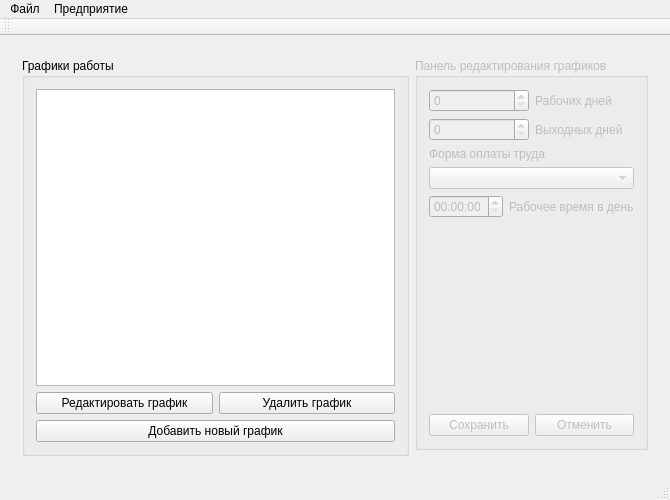
This is SalaryCount/SalaryCount/salarycount.ui in artemkurylev/mdkp as Qt 5 draws it before an edit. The edited form follows.
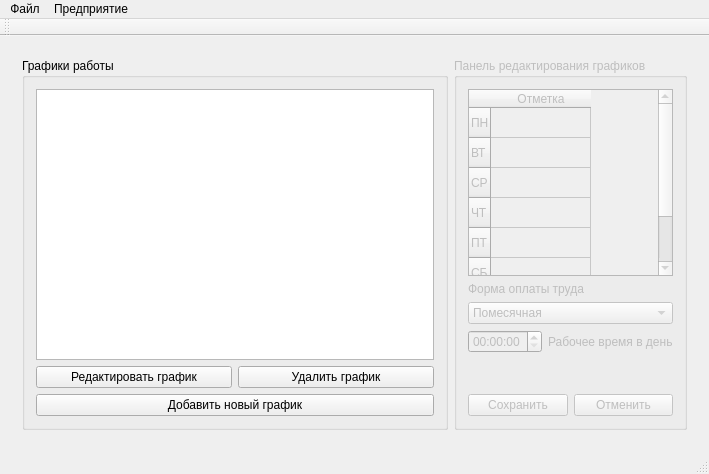
This is the edited form. The open tabs and pages were chosen to show the change.

Commit message: Исправлены названия кнопок для редактирования и удаления графиков на странице графиков

Patch:
```diff
--- a/SalaryCount/SalaryCount/salarycount.ui
+++ b/SalaryCount/SalaryCount/salarycount.ui
@@ -6,8 +6,8 @@
    <rect>
     <x>0</x>
     <y>0</y>
-    <width>670</width>
-    <height>500</height>
+    <width>709</width>
+    <height>474</height>
    </rect>
   </property>
   <property name="windowTitle">
@@ -508,7 +508,7 @@
          <widget class="QGroupBox" name="groupBox_4">
           <property name="sizePolicy">
            <sizepolicy hsizetype="Preferred" vsizetype="Preferred">
-            <horstretch>1</horstretch>
+            <horstretch>2</horstretch>
             <verstretch>0</verstretch>
            </sizepolicy>
           </property>
@@ -547,8 +547,8 @@
           </layout>
          </widget>
         </item>
-        <item row="0" column="1">
-         <widget class="QGroupBox" name="groupBox_3">
+        <item row="0" column="1" rowspan="2">
+         <widget class="QGroupBox" name="dutyChartEdit">
           <property name="enabled">
            <bool>false</bool>
           </property>
@@ -556,39 +556,7 @@
            <string>Панель редактирования графиков</string>
           </property>
           <layout class="QGridLayout" name="gridLayout_6">
-           <item row="0" column="0">
-            <layout class="QHBoxLayout" name="horizontalLayout_7">
-             <item>
-              <widget class="QSpinBox" name="spinBox_2">
-               <property name="enabled">
-                <bool>false</bool>
-               </property>
-              </widget>
-             </item>
-             <item>
-              <widget class="QLabel" name="label_18">
-               <property name="text">
-                <string>Рабочих дней</string>
-               </property>
-              </widget>
-             </item>
-            </layout>
-           </item>
            <item row="1" column="0">
-            <layout class="QHBoxLayout" name="horizontalLayout_6">
-             <item>
-              <widget class="QSpinBox" name="spinBox"/>
-             </item>
-             <item>
-              <widget class="QLabel" name="label_17">
-               <property name="text">
-                <string>Выходных дней</string>
-               </property>
-              </widget>
-             </item>
-            </layout>
-           </item>
-           <item row="2" column="0">
             <layout class="QVBoxLayout" name="verticalLayout_13">
              <item>
               <widget class="QLabel" name="label_19">
@@ -598,14 +566,60 @@
               </widget>
              </item>
              <item>
-              <widget class="QComboBox" name="comboBox_4"/>
+              <widget class="QComboBox" name="payFormChoice">
+               <item>
+                <property name="text">
+                 <string>Помесячная</string>
+                </property>
+               </item>
+               <item>
+                <property name="text">
+                 <string>Почасовая</string>
+                </property>
+               </item>
+              </widget>
              </item>
             </layout>
            </item>
-           <item row="3" column="0">
+           <item row="4" column="0">
+            <layout class="QHBoxLayout" name="horizontalLayout_10">
+             <item>
+              <widget class="QPushButton" name="saveDutyChartBtn">
+               <property name="enabled">
+                <bool>false</bool>
+               </property>
+               <property name="text">
+                <string>Сохранить</string>
+               </property>
+              </widget>
+             </item>
+             <item>
+              <widget class="QPushButton" name="cancelDutyChartBtn">
+               <property name="enabled">
+                <bool>false</bool>
+               </property>
+               <property name="text">
+                <string>Отменить</string>
+               </property>
+              </widget>
+             </item>
+            </layout>
+           </item>
+           <item row="2" column="0">
             <layout class="QHBoxLayout" name="horizontalLayout_5">
              <item>
-              <widget class="QTimeEdit" name="timeEdit_3"/>
+              <widget class="QTimeEdit" name="workTimeEdit">
+               <property name="enabled">
+                <bool>false</bool>
+               </property>
+               <property name="maximumTime">
+                <time>
+                 <hour>12</hour>
+                 <minute>0</minute>
+                 <second>0</second>
+                </time>
+               </property>
+              </widget>
              </item>
              <item>
               <widget class="QLabel" name="label_16">
@@ -616,7 +630,7 @@
              </item>
             </layout>
            </item>
-           <item row="4" column="0">
+           <item row="3" column="0">
             <spacer name="verticalSpacer">
              <property name="orientation">
               <enum>Qt::Vertical</enum>
@@ -629,23 +643,55 @@
              </property>
             </spacer>
            </item>
-           <item row="5" column="0">
-            <layout class="QHBoxLayout" name="horizontalLayout_10">
-             <item>
-              <widget class="QPushButton" name="pushButton_9">
-               <property name="text">
-                <string>Сохранить</string>
-               </property>
-              </widget>
-             </item>
-             <item>
-              <widget class="QPushButton" name="pushButton_10">
-               <property name="text">
-                <string>Отменить</string>
-               </property>
-              </widget>
-             </item>
-            </layout>
+           <item row="0" column="0">
+            <widget class="QTableWidget" name="DutyChartMarksEdit">
+             <property name="sizePolicy">
+              <sizepolicy hsizetype="Ignored" vsizetype="Expanding">
+               <horstretch>0</horstretch>
+               <verstretch>0</verstretch>
+              </sizepolicy>
+             </property>
+             <row>
+              <property name="text">
+               <string>ПН</string>
+              </property>
+             </row>
+             <row>
+              <property name="text">
+               <string>ВТ</string>
+              </property>
+             </row>
+             <row>
+              <property name="text">
+               <string>СР</string>
+              </property>
+             </row>
+             <row>
+              <property name="text">
+               <string>ЧТ</string>
+              </property>
+             </row>
+             <row>
+              <property name="text">
+               <string>ПТ</string>
+              </property>
+             </row>
+             <row>
+              <property name="text">
+               <string>СБ</string>
+              </property>
+             </row>
+             <row>
+              <property name="text">
+               <string>ВС</string>
+              </property>
+             </row>
+             <column>
+              <property name="text">
+               <string>Отметка</string>
+              </property>
+             </column>
+            </widget>
            </item>
           </layout>
          </widget>
@@ -696,7 +742,7 @@
     <rect>
      <x>0</x>
      <y>0</y>
-     <width>670</width>
+     <width>709</width>
      <height>21</height>
     </rect>
    </property>
@@ -710,7 +756,7 @@
     <addaction name="separator"/>
     <addaction name="action_8"/>
    </widget>
-   <widget class="QMenu" name="menu_2">
+   <widget class="QMenu" name="CompanyMenu">
     <property name="title">
      <string>Предприятие</string>
     </property>
@@ -719,7 +765,7 @@
     <addaction name="action_6"/>
    </widget>
    <addaction name="menu"/>
-   <addaction name="menu_2"/>
+   <addaction name="CompanyMenu"/>
   </widget>
   <widget class="QStatusBar" name="statusBar"/>
   <action name="action">
```
Left out of the diff: 22 changed lines with no effect on the pictures.
